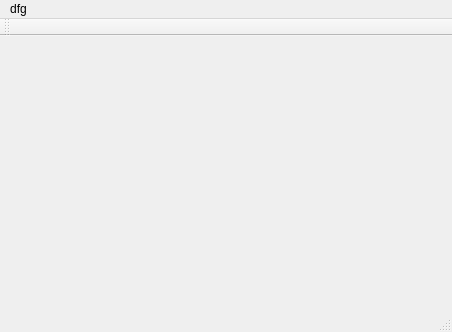
The window that diff/mainwindow.ui (Roket132/cpp-diff_widget) describes before a commit, drawn with Qt 5.
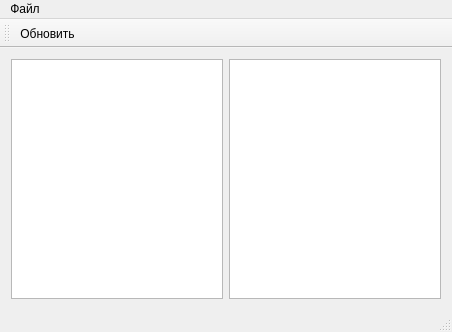
The same window after the commit. Icons and pictures are not drawn.

Diff of the .ui file:
```diff
--- a/diff/mainwindow.ui
+++ b/diff/mainwindow.ui
@@ -13,7 +13,20 @@
   <property name="windowTitle">
    <string>MainWindow</string>
   </property>
-  <widget class="QWidget" name="centralWidget"/>
+  <property name="windowIcon">
+   <iconset>
+    <normaloff>:/icons/icons/icon_buttom_reload.png</normaloff>:/icons/icons/icon_buttom_reload.png</iconset>
+  </property>
+  <widget class="QWidget" name="centralWidget">
+   <layout class="QHBoxLayout" name="horizontalLayout">
+    <item>
+     <widget class="QListWidget" name="listMainFile"/>
+    </item>
+    <item>
+     <widget class="QListView" name="listView"/>
+    </item>
+   </layout>
+  </widget>
   <widget class="QMenuBar" name="menuBar">
    <property name="geometry">
     <rect>
@@ -25,20 +38,36 @@
    </property>
    <widget class="QMenu" name="menudfg">
     <property name="title">
-     <string>dfg</string>
+     <string>Файл</string>
     </property>
    </widget>
    <addaction name="menudfg"/>
   </widget>
-  <widget class="QToolBar" name="mainToolBar">
+  <widget class="QStatusBar" name="statusBar"/>
+  <widget class="QToolBar" name="toolBar">
+   <property name="windowTitle">
+    <string>toolBar</string>
+   </property>
    <attribute name="toolBarArea">
     <enum>TopToolBarArea</enum>
    </attribute>
    <attribute name="toolBarBreak">
-    <bool>false</bool>
+    <bool>true</bool>
    </attribute>
+   <addaction name="Reload"/>
   </widget>
-  <widget class="QStatusBar" name="statusBar"/>
+  <action name="Reload">
+   <property name="icon">
+    <iconset resource="icon_buttom.qrc">
+     <normaloff>:/icons/reload.png</normaloff>:/icons/reload.png</iconset>
+   </property>
+   <property name="text">
+    <string>Обновить</string>
+   </property>
+   <property name="toolTip">
+    <string>Обновить</string>
+   </property>
+  </action>
  </widget>
  <layoutdefault spacing="6" margin="11"/>
  <resources/>
```
Left out of the diff: 5 changed lines with no effect on the pictures.
